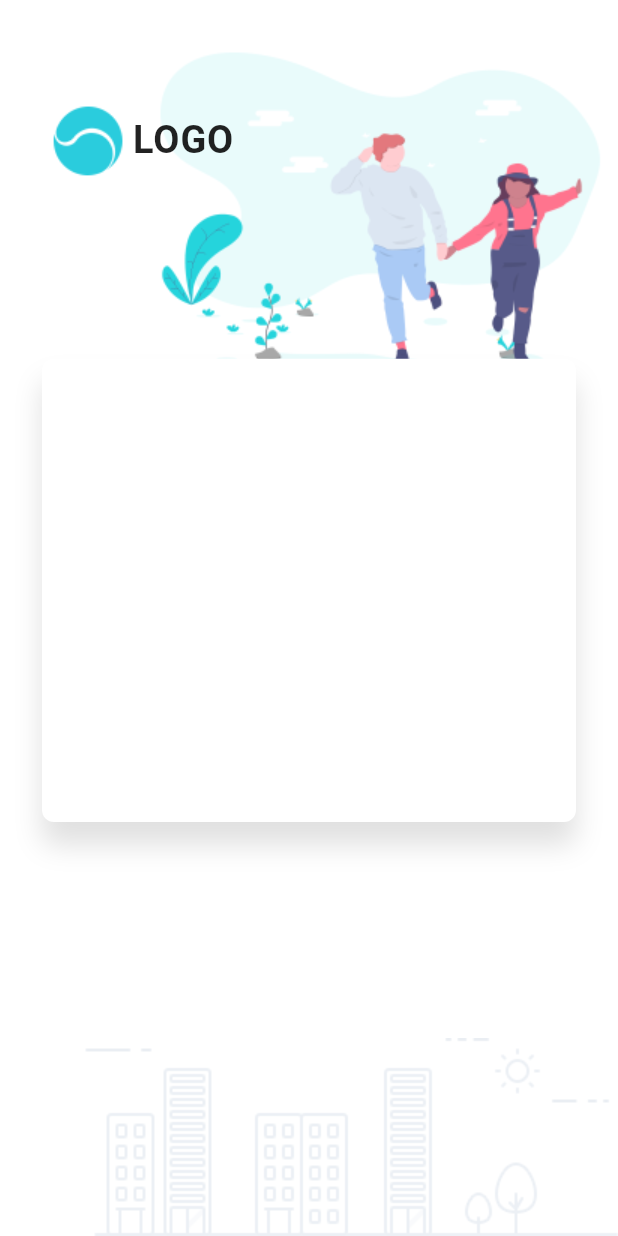
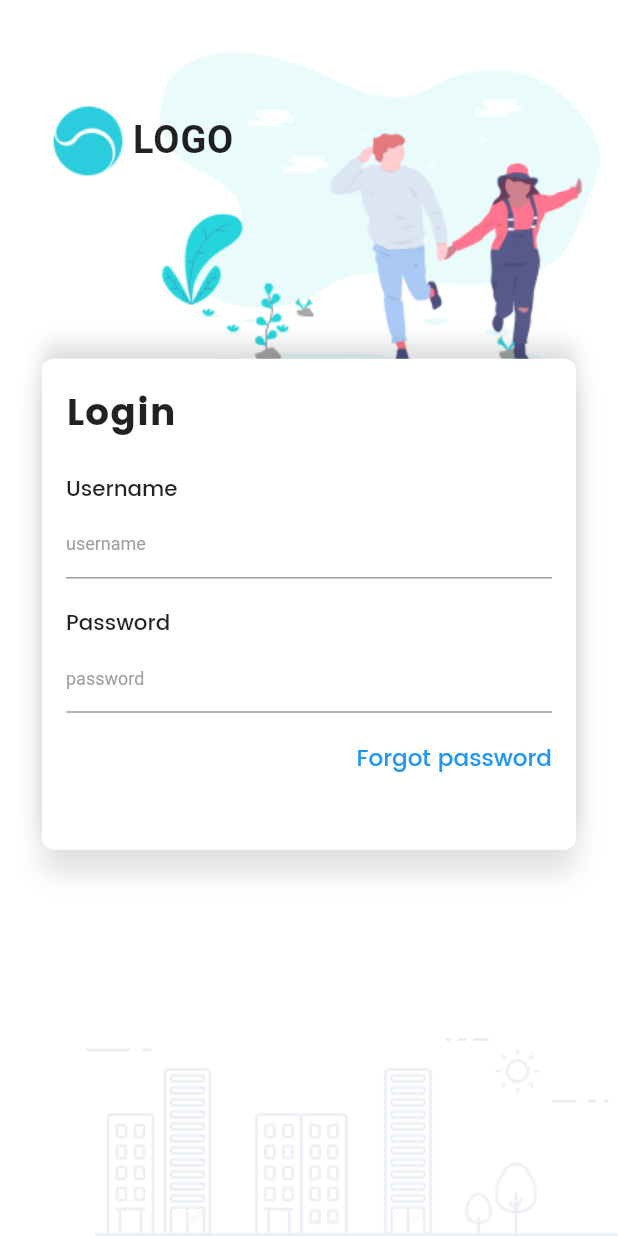
Before and after one commit to CuongDuong2710/devefy, a Flutter app: the screen it shows after launch, on a phone screen of 412 x 824 dp. Run offline on Flutter 3.47's test engine with Material 2 defaults, Android fonts, the phone set to English and light mode, and no system bars; our stand-ins replace flutter_screenutil; Roboto replaces fonts that are missing (Poppins-Bold.ttf).

Commit message:
create FormCard widget

```diff
--- a/login_page_ui/lib/main.dart
+++ b/login_page_ui/lib/main.dart
@@ -1,5 +1,6 @@
 import 'package:flutter/material.dart';
 import 'package:flutter_screenutil/flutter_screenutil.dart';
+import 'widgets/FormCard.dart';
 
 void main() => runApp(MaterialApp(
       home: MyApp(),
@@ -62,19 +63,7 @@ class _MyAppState extends State<MyApp> {
                   SizedBox(
                     height: ScreenUtil.getInstance().setHeight(180),
                   ),
-                  Container(
-                    width: double.infinity,
-                    height: ScreenUtil.getInstance().setHeight(500),
-                    decoration: BoxDecoration(
-                        color: Colors.white,
-                        borderRadius: BorderRadius.circular(8.0),
-                        boxShadow: [
-                          BoxShadow(
-                              color: Colors.black12,
-                              offset: Offset(0.0, 15.0),
-                              blurRadius: 15.0)
-                        ]),
-                  )
+                  FormCard(),
                 ],
               ),
             ),
--- /dev/null
+++ b/login_page_ui/lib/widgets/FormCard.dart
@@ -0,0 +1,88 @@
+import 'package:flutter/material.dart';
+import 'package:flutter_screenutil/flutter_screenutil.dart';
+
+class FormCard extends StatelessWidget {
+  const FormCard({
+    Key key,
+  }) : super(key: key);
+
+  @override
+  Widget build(BuildContext context) {
+    return Container(
+      width: double.infinity,
+      height: ScreenUtil.getInstance().setHeight(530),
+      decoration: BoxDecoration(
+          color: Colors.white,
+          borderRadius: BorderRadius.circular(8.0),
+          boxShadow: [
+            BoxShadow(
+                color: Colors.black12,
+                offset: Offset(0.0, 15.0),
+                blurRadius: 15.0),
+            BoxShadow(
+                color: Colors.black12,
+                offset: Offset(0.0, -10.0),
+                blurRadius: 10.0),
+          ]),
+      child: Padding(
+        padding: EdgeInsets.only(top: 16.0, left: 16.0, right: 16.0),
+        child: Column(
+          crossAxisAlignment: CrossAxisAlignment.start,
+          children: <Widget>[
+            Text(
+              "Login",
+              style: TextStyle(
+                  fontSize: ScreenUtil.getInstance().setSp(45),
+                  fontFamily: "Poppins-Bold",
+                  letterSpacing: .6),
+            ),
+            SizedBox(
+              height: ScreenUtil.getInstance().setHeight(30),
+            ),
+            Text(
+              "Username",
+              style: TextStyle(
+                  fontFamily: "Poppins-Medium",
+                  fontSize: ScreenUtil.getInstance().setSp(26)),
+            ),
+            TextField(
+              decoration: InputDecoration(
+                  hintText: "username",
+                  hintStyle: TextStyle(color: Colors.grey, fontSize: 12.0)),
+            ),
+            SizedBox(
+              height: ScreenUtil.getInstance().setHeight(30),
+            ),
+            Text(
+              "Password",
+              style: TextStyle(
+                  fontFamily: "Poppins-Medium",
+                  fontSize: ScreenUtil.getInstance().setSp(26)),
+            ),
+            TextField(
+              obscureText: true,
+              decoration: InputDecoration(
+                  hintText: "password",
+                  hintStyle: TextStyle(color: Colors.grey, fontSize: 12.0)),
+            ),
+            SizedBox(
+              height: ScreenUtil.getInstance().setHeight(30),
+            ),
+            Row(
+              mainAxisAlignment: MainAxisAlignment.end,
+              children: <Widget>[
+                Text(
+                  "Forgot password",
+                  style: TextStyle(
+                      color: Colors.blue,
+                      fontFamily: "Poppins-Medium",
+                      fontSize: ScreenUtil.getInstance().setSp(28)),
+                )
+              ],
+            )
+          ],
+        ),
+      ),
+    );
+  }
+}
```
